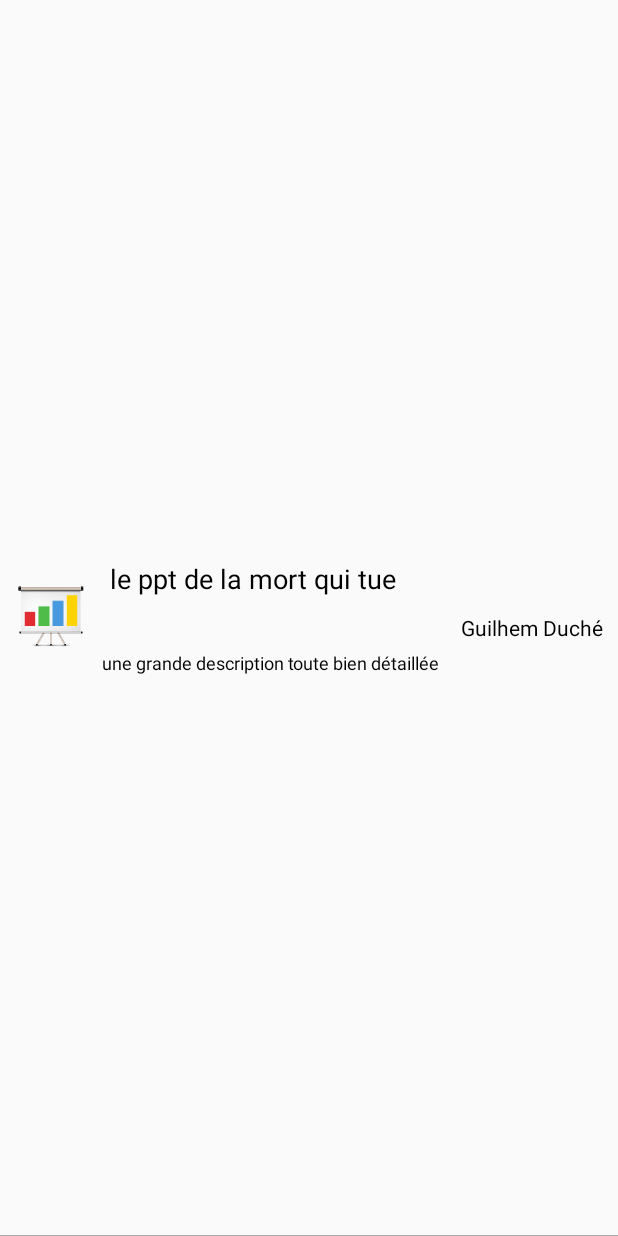
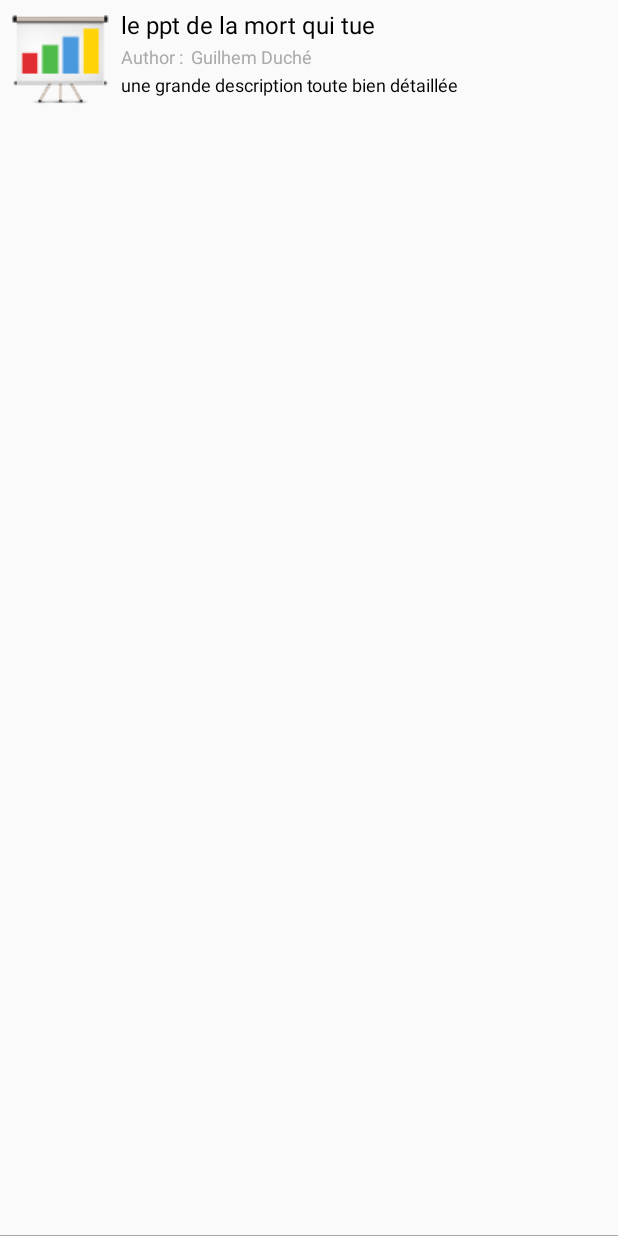
Before and after one commit to guiguito/SlidesCast, an Android app: the layout listitem_slideshow.xml on its own in the app's theme, with its tools: preview values and no code run, on a phone screen of 412 x 824 dp. Run offline under Robolectric (Android 15) with nearby library versions, the phone set to English and light mode, and no system bars.

Commit message:
- various minor ui improvements - small bug fixes

```diff
--- a/SlidesCastApp/src/main/assets/crashlytics-build.properties
+++ b/SlidesCastApp/src/main/assets/crashlytics-build.properties
@@ -3,9 +3,9 @@
 #
 #Do NOT modify, delete, or commit to source control!
 #
-#Sun Sep 14 18:26:50 CEST 2014
+#Sat Sep 20 10:24:02 CEST 2014
 version_name=1.0
 package_name=com.ggt.slidescast
-build_id=ff6bad71-47f6-412a-ad1c-97aa14da98d9
+build_id=bd96fd4b-3a5f-47d2-82c1-297e920b1ec7
 version_code=1
 app_name=SlidesCast
--- a/SlidesCastApp/src/main/java/com/ggt/slidescast/model/app/PresentationUse.java
+++ b/SlidesCastApp/src/main/java/com/ggt/slidescast/model/app/PresentationUse.java
@@ -91,9 +91,11 @@ public class PresentationUse extends Model implements Parcelable {
         List<Presentation> presentations = new ArrayList<Presentation>();
         for (PresentationUse presentationUse : presentationUses) {
             Presentation presentation = Presentation.getLastPresentationsByTypeAndExternalId(presentationUse.type, presentationUse.externalId);
-            presentation.setLasUse(presentationUse.lastUse);
             if (presentation != null) {
+                presentation.setLasUse(presentationUse.lastUse);
                 presentations.add(presentation);
+            } else {
+                presentationUse.delete();
             }
         }
         return presentations;
--- a/SlidesCastApp/src/main/java/com/ggt/slidescast/ui/SlidesCastActivity.java
+++ b/SlidesCastApp/src/main/java/com/ggt/slidescast/ui/SlidesCastActivity.java
@@ -65,7 +65,7 @@ public class SlidesCastActivity extends SlidesCastMotherActivity {
         getSupportActionBar().setHomeButtonEnabled(true);
         mSelectedPresentation = Presentation.load(Presentation.class, getIntent().getLongExtra(SlidesCastConstants.KEY_PRESENTATION_ID, -1));
         PresentationListItem slideShowHeaderLinearLayout = PresentationListItem_.build(this);
-        slideShowHeaderLinearLayout.bind(mSelectedPresentation, false);
+        slideShowHeaderLinearLayout.bind(mSelectedPresentation, false, false);
         mSlidesCastActivityMainLinearLayout.addView(slideShowHeaderLinearLayout, 0);
         Iconify.addIcons(mFirstButton, mLastButton, mLeftButton, mRightButton);
         mPresentationWebView.setOnTouchListener(new OnTouchListener() {
--- a/SlidesCastApp/src/main/java/com/ggt/slidescast/ui/adapters/PresentationsAdapter.java
+++ b/SlidesCastApp/src/main/java/com/ggt/slidescast/ui/adapters/PresentationsAdapter.java
@@ -30,7 +30,7 @@ public class PresentationsAdapter extends ArrayAdapter<Presentation> {
             convertView = PresentationListItem_.build(getContext());
         }
         Presentation presentation = getItem(position);
-        ((PresentationListItem) convertView).bind(presentation, false);
+        ((PresentationListItem) convertView).bind(presentation, false, true);
         return convertView;
     }
 }
--- a/SlidesCastApp/src/main/java/com/ggt/slidescast/ui/fragments/HomeFragment.java
+++ b/SlidesCastApp/src/main/java/com/ggt/slidescast/ui/fragments/HomeFragment.java
@@ -55,7 +55,7 @@ public class HomeFragment extends MotherFragment {
             mNoLastSlidesContainerLinearLayout.setVisibility(View.GONE);
             for (Presentation presentation : presentations) {
                 PresentationListItem presentationListItem = PresentationListItem_.build(getActivity());
-                presentationListItem.bind(presentation, true);
+                presentationListItem.bind(presentation, true, true);
                 presentationListItem.setOnClickListener(new OnClickListener() {
 
                     @Override
--- a/SlidesCastApp/src/main/res/layout/listitem_slideshow.xml
+++ b/SlidesCastApp/src/main/res/layout/listitem_slideshow.xml
@@ -8,17 +8,17 @@
         android:layout_width="match_parent"
         android:layout_height="0dp"
         android:layout_weight="1"
-        android:gravity="center_vertical"
+        android:gravity="top"
         android:orientation="horizontal">
 
         <ImageView
             android:id="@+id/mSlideShowImageView"
-            android:layout_width="wrap_content"
-            android:layout_height="wrap_content"
-            android:layout_margin="10dp"
+            android:layout_width="70dp"
+            android:layout_height="70dp"
+            android:layout_margin="5dp"
             android:src="@drawable/icon_launcher" />
 
-        <RelativeLayout
+        <LinearLayout
             android:layout_width="match_parent"
             android:layout_height="wrap_content"
             android:orientation="vertical">
@@ -27,55 +27,107 @@
                 android:id="@+id/mSlideShowTitleLinearLayout"
                 android:layout_width="wrap_content"
                 android:layout_height="wrap_content"
-                android:layout_alignParentLeft="true"
                 android:orientation="vertical">
 
                 <TextView
                     android:id="@+id/mSlideShowTitleTextView"
                     android:layout_width="wrap_content"
                     android:layout_height="wrap_content"
-                    android:layout_margin="5dp"
+                    android:layout_marginTop="5dp"
                     android:text="le ppt de la mort qui tue"
                     android:textColor="@android:color/black"
-                    android:textSize="18sp" />
+                    android:textSize="16sp" />
+
+                <LinearLayout
+                    android:id="@+id/mSlideShowLastUseLinearLayout"
+                    android:layout_width="wrap_content"
+                    android:layout_height="wrap_content"
+                    android:layout_marginBottom="2dp"
+                    android:layout_marginTop="2dp"
+                    android:orientation="horizontal"
+                    android:visibility="gone">
+
+                    <TextView
+                        android:layout_width="wrap_content"
+                        android:layout_height="wrap_content"
+                        android:text="@string/last_use"
+                        android:textColor="@android:color/darker_gray"
+                        android:textSize="12sp" />
+
+                    <TextView
+                        android:id="@+id/mSlideShowLastUseDateTextView"
+                        android:layout_width="wrap_content"
+                        android:layout_height="wrap_content"
+                        android:layout_marginLeft="5dp"
+                        android:text="hiet"
+                        android:textColor="@android:color/darker_gray"
+                        android:textSize="12sp" />
+                </LinearLayout>
+            </LinearLayout>
+
+            <LinearLayout
+                android:id="@+id/mSlideShowAuthorLinearLayout"
+                android:layout_width="wrap_content"
+                android:layout_height="wrap_content"
+                android:layout_marginBottom="2dp"
+                android:layout_marginTop="2dp"
+                android:orientation="horizontal">
 
                 <TextView
-                    android:id="@+id/mSlideShowLastUseTextView"
                     android:layout_width="wrap_content"
                     android:layout_height="wrap_content"
-                    android:layout_margin="5dp"
-                    android:text="hiet"
-                    android:textColor="@android:color/black"
-                    android:textSize="14sp"
-                    android:visibility="gone" />
+                    android:text="@string/author"
+                    android:textColor="@android:color/darker_gray"
+                    android:textSize="12sp" />
+
+                <TextView
+                    android:id="@+id/mSlideShowAuthorNameTextView"
+                    android:layout_width="wrap_content"
+                    android:layout_height="wrap_content"
+                    android:layout_marginLeft="5dp"
+                    android:text="Guilhem Duché"
+                    android:textColor="@android:color/darker_gray"
+                    android:textSize="12sp" />
             </LinearLayout>
 
             <TextView
-                android:id="@+id/mSlideShowAuthorTextView"
+                android:id="@+id/mSlideShowSmallDescriptionTextView"
                 android:layout_width="wrap_content"
                 android:layout_height="wrap_content"
-                android:layout_alignParentRight="true"
-                android:layout_below="@id/mSlideShowTitleLinearLayout"
-                android:layout_marginBottom="5dp"
-                android:layout_marginRight="10dp"
-                android:layout_marginTop="5dp"
-                android:text="Guilhem Duché"
-                android:textColor="@android:color/black"
-                android:textSize="14sp" />
-
-            <TextView
-                android:id="@+id/mSlideShowDescriptionTextView"
-                android:layout_width="wrap_content"
-                android:layout_height="wrap_content"
-                android:layout_below="@id/mSlideShowAuthorTextView"
                 android:layout_marginBottom="5dp"
                 android:layout_marginRight="10dp"
                 android:ellipsize="end"
-                android:maxLines="5"
+                android:maxLines="3"
                 android:text="une grande description toute bien détaillée"
                 android:textColor="@android:color/black"
                 android:textSize="12sp" />
-        </RelativeLayout>
+
+            <LinearLayout
+                android:id="@+id/mSlideShowLargeDescriptionLinearLayout"
+                android:layout_width="match_parent"
+                android:layout_height="wrap_content"
+                android:visibility="gone"
+                android:animateLayoutChanges="true"
+                android:orientation="vertical">
+
+                <TextView
+                    android:id="@+id/mSlideShowDetailsDescriptionTextView"
+                    android:layout_width="wrap_content"
+                    android:layout_height="wrap_content"
+                    android:text="@string/show_details" />
+
+                <TextView
+                    android:id="@+id/mSlideShowLargeDescriptionTextView"
+                    android:layout_width="wrap_content"
+                    android:layout_height="wrap_content"
+                    android:layout_marginBottom="5dp"
+                    android:layout_marginRight="10dp"
+                    android:text="une grande description toute bien détaillée"
+                    android:textColor="@android:color/black"
+                    android:textSize="12sp"
+                    android:visibility="gone" />
+            </LinearLayout>
+        </LinearLayout>
     </LinearLayout>
 
     <View
--- a/SlidesCastApp/src/main/res/values/strings.xml
+++ b/SlidesCastApp/src/main/res/values/strings.xml
@@ -31,6 +31,10 @@
     <string name="slideshare_connect_error">There was an error connecting to SlideShare</string>
     <string name="user_auth_error">There was an error with your credentials</string>
     <string name="go_to_param">Go to parameters</string>
+    <string name="last_use">Last use :</string>
+    <string name="author">Author :</string>
+    <string name="show_details">Show details</string>
+    <string name="hide_details">Hide details</string>
     <string name="check_in_param">Please check them in parameters</string>
     <string name="title_delete_dialog">Remove</string>
     <string name="message_delete_dialog">Are you sure you want to remove %s ?</string>
--- a/build.gradle
+++ b/build.gradle
@@ -5,7 +5,7 @@ buildscript {
         jcenter()
     }
     dependencies {
-        classpath 'com.android.tools.build:gradle:0.12.2'
+        classpath 'com.android.tools.build:gradle:0.12.+'
 
         // NOTE: Do not place your application dependencies here; they belong
         // in the individual module build.gradle files
```
Also changed, not shown: SlidesCastApp/build.gradle (+11 -2 lines), SlidesCastApp/src/main/AndroidManifest.xml (+6 -4 lines), SlidesCastApp/src/main/java/com/ggt/slidescast/SlidesCastApplication.java (+11 -0 lines), SlidesCastApp/src/main/java/com/ggt/slidescast/slideshare/SlideShareManager.java (+6 -2 lines), SlidesCastApp/src/main/java/com/ggt/slidescast/ui/listitems/PresentationListItem.java (+47 -15 lines), SlidesCastApp/src/main/res/values/analytics.xml (+6 -2 lines), 3 other files.
